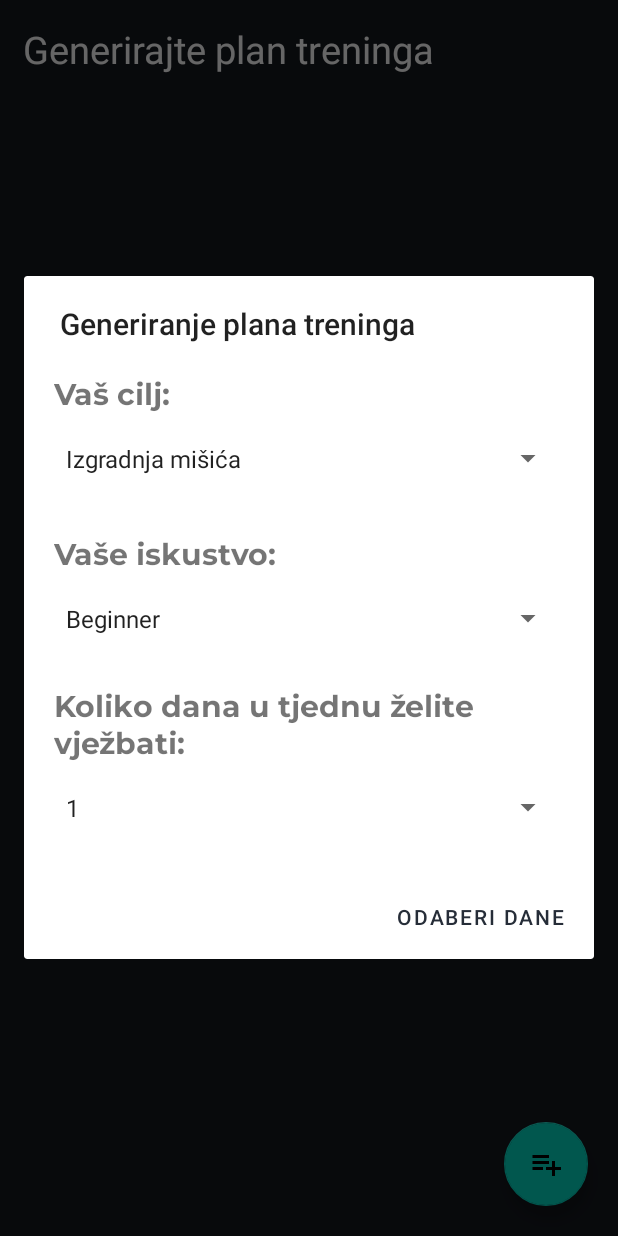
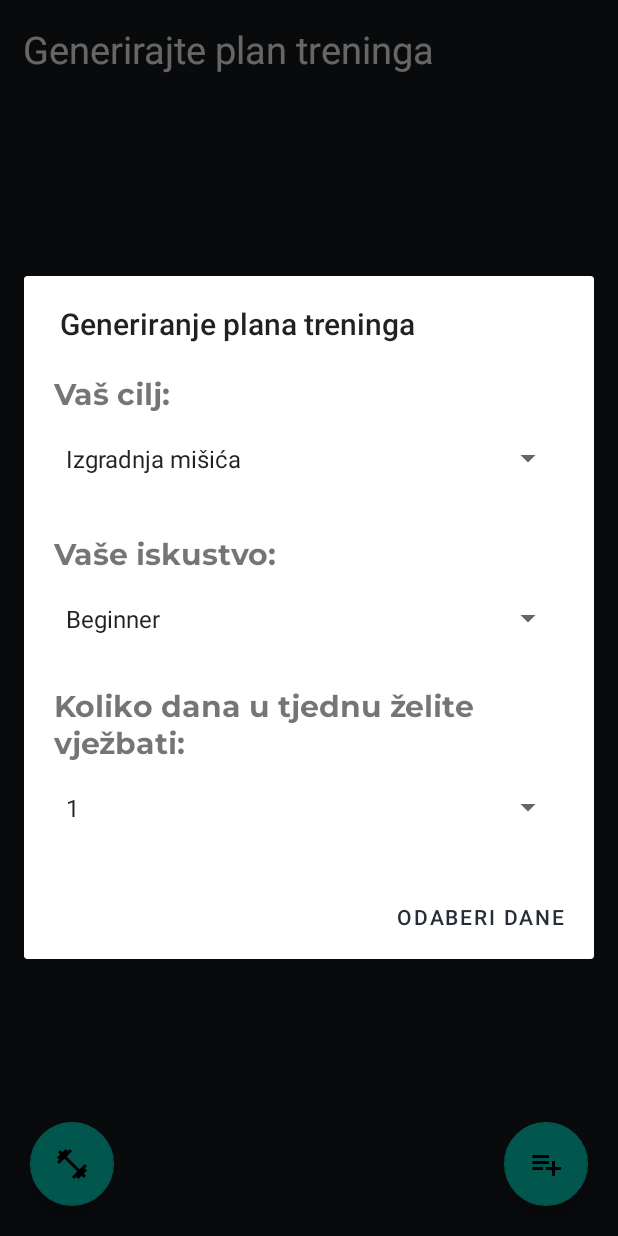
Before and after one commit to AndrejAntonic/RAMPU-projekt, an Android app: the fragment PlanFragment shown on its own in the app's theme, after a tap on "Generiraj trening", on a phone screen of 412 x 824 dp. Run offline under Robolectric (Android 15) with nearby library versions, the phone set to English and light mode, and no system bars; our stand-ins replace Firebase (no records; nobody signed in at launch, a user with empty details on screens opened directly).

```diff
--- a/Software/MyFitness/app/src/main/java/com/example/myfitness/fragments/PlanFragment.kt
+++ b/Software/MyFitness/app/src/main/java/com/example/myfitness/fragments/PlanFragment.kt
@@ -1,10 +1,13 @@
 package com.example.myfitness.fragments
 
 import android.app.AlertDialog
+import android.content.Intent
 import android.os.Bundle
 import android.view.LayoutInflater
 import android.view.View
 import android.view.ViewGroup
+import android.widget.Button
+import android.widget.EditText
 import android.widget.TextView
 import android.widget.Toast
 import androidx.fragment.app.Fragment
@@ -18,13 +21,18 @@ import com.example.myfitness.adapters.PlanAdapter
 import com.example.myfitness.entities.Exercises
 import com.example.myfitness.entities.Plan
 import com.example.myfitness.entities.PlanPreferences
+import com.example.myfitness.helpers.CreateDailyWorkoutHelper
 import com.example.myfitness.helpers.NewGenerateProgramHelper
+import com.example.myfitness.helpers.ShowDailyWorkoutHelper
 import com.example.myfitness.utils.Notification
 import com.google.android.material.floatingactionbutton.FloatingActionButton
+import kotlinx.coroutines.CoroutineScope
+import kotlinx.coroutines.Dispatchers
 import kotlinx.coroutines.launch
 
 class PlanFragment : Fragment() {
     private lateinit var btnGenerate: FloatingActionButton
+    private lateinit var btnShowDailyPlan: FloatingActionButton
     private lateinit var temp: TextView
     private lateinit var recyclerView: RecyclerView
     var listAllDays = listOf("Ponedjeljak", "Utorak", "Srijeda", "Četvrtak", "Petak", "Subota", "Nedjelja")
@@ -39,11 +47,18 @@ class PlanFragment : Fragment() {
 
     override fun onViewCreated(view: View, savedInstanceState: Bundle?) {
         btnGenerate = view.findViewById(R.id.id_fragment_profile_add_program)
+        btnShowDailyPlan = view.findViewById(R.id.id_pregledaj_dnevni_plan)
         recyclerView = view.findViewById(R.id.rv_plan_main)
         temp = view.findViewById(R.id.id_test)
         loadPlan()
         btnGenerate.setOnClickListener { showDialog() }
-    }
+
+        btnShowDailyPlan.setOnClickListener { showPlanDialog() }
+
+
+
+        }
+
 
     private fun loadPlan() {
         lifecycleScope.launch {
@@ -58,6 +73,22 @@ class PlanFragment : Fragment() {
             }
         }
     }
+
+    //biraj datum za koji zelis dohvatit trening
+    private fun showPlanDialog() {
+        val showDailyWorkoutHelper = LayoutInflater.from(context).inflate(R.layout.show_daily_exercises, null)
+        val dialogHelperDaily= ShowDailyWorkoutHelper(showDailyWorkoutHelper)
+
+        AlertDialog.Builder(context)
+            .setView(showDailyWorkoutHelper)
+            .setTitle("Generiranje plana treninga")
+            .setPositiveButton("Odaberi dane") {_, _ ->
+
+
+            }.show()
+    }
+
+
 
     private fun showDialog() {
         val newGenerateProgramView = LayoutInflater.from(context).inflate(R.layout.generate_program, null)
--- a/Software/MyFitness/app/src/main/res/layout/fragment_plan.xml
+++ b/Software/MyFitness/app/src/main/res/layout/fragment_plan.xml
@@ -24,6 +24,15 @@
         android:contentDescription="@string/generate"
         android:src="@drawable/ic_baseline_playlist_add_24" />
 
+    <com.google.android.material.floatingactionbutton.FloatingActionButton
+        android:id="@+id/id_pregledaj_dnevni_plan"
+        android:layout_width="wrap_content"
+        android:layout_height="wrap_content"
+        android:layout_gravity="bottom"
+        android:layout_margin="20dp"
+        android:contentDescription="@string/generate"
+        android:src="@drawable/ic_baseline_fitness_center_24" />
+
     <androidx.recyclerview.widget.RecyclerView
         android:id="@+id/rv_plan_main"
         android:layout_width="match_parent"
```
Also changed, not shown: Software/MyFitness/app/src/main/java/com/example/myfitness/helpers/ShowDailyWorkoutHelper.kt (added, +12 -0 lines), Software/MyFitness/app/src/main/res/layout/show_daily_exercises.xml (added, +22 -0 lines).
